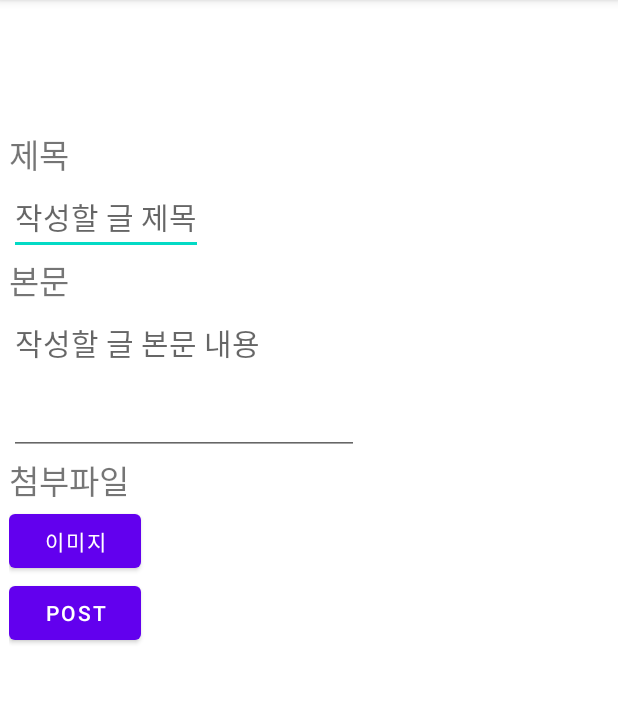
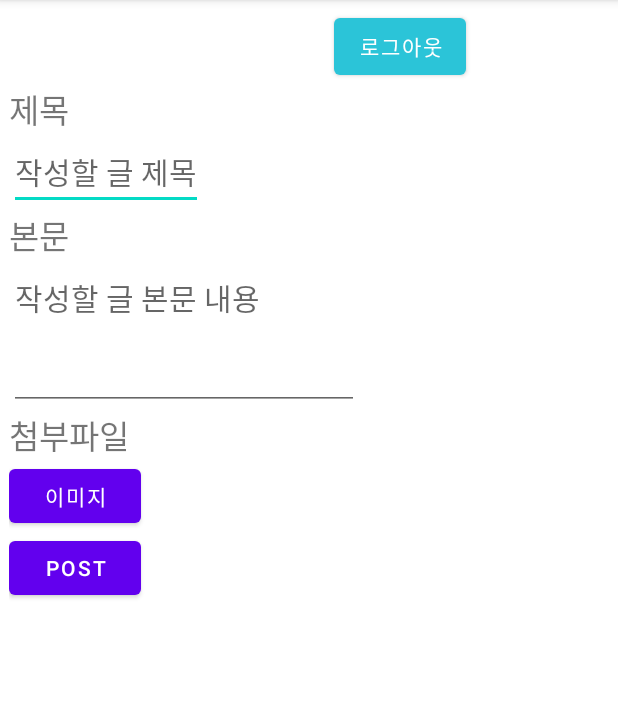
Before and after one commit to hyunjunkimAbc/android_N_project, an Android app: the WritePostActivity screen opened directly, with no data from a screen before it, on a phone screen of 412 x 824 dp, the part 84-787 px from its top. Run offline under Robolectric (Android 15) with nearby library versions, the phone set to English and light mode, and no system bars; our stand-ins replace Firebase (no records; nobody signed in at launch, a user with empty details on screens opened directly).

Commit message:
최종 합치기 및 apk 파일 빌드했습니다.

```diff
--- a/app/src/main/java/com/example/snsproject/WritePostActivity.kt
+++ b/app/src/main/java/com/example/snsproject/WritePostActivity.kt
@@ -86,6 +86,12 @@ class WritePostActivity  : AppCompatActivity() { // 게시글 작성 화면
 
         storage = Firebase.storage
         val storageRef = storage.reference
+
+        binding.logoutBtn.setOnClickListener {  // 로그아웃 버튼
+            Firebase.auth.signOut()
+            val intent = Intent(this, LoginActivity::class.java)
+            startActivity(intent)
+        }
 
         binding.imgBtn.setOnClickListener(){ // 첨부파일 이미지 버튼 클릭
             println("이미지 버튼 클릭")
--- a/app/src/main/res/layout/activity_write_post.xml
+++ b/app/src/main/res/layout/activity_write_post.xml
@@ -1,4 +1,5 @@
 <?xml version="1.0" encoding="utf-8"?>
+
 <ScrollView xmlns:android="http://schemas.android.com/apk/res/android"
     xmlns:app="http://schemas.android.com/apk/res-auto"
     xmlns:tools="http://schemas.android.com/tools"
@@ -11,9 +12,28 @@
         android:layout_width="match_parent"
         android:layout_height="match_parent"
         android:layout_margin="6dp"
-        android:foregroundGravity="center_horizontal"
-        android:orientation="vertical"
-        android:translationY="80dp">
+        android:orientation="vertical">
+
+        <androidx.constraintlayout.widget.ConstraintLayout
+            android:layout_width="match_parent"
+            android:layout_height="match_parent">
+
+            <Button
+                android:id="@+id/logoutBtn"
+                android:layout_width="wrap_content"
+                android:layout_height="50dp"
+                android:layout_gravity="right"
+                android:layout_marginEnd="95dp"
+                android:text="로그아웃"
+                app:backgroundTint="#2BC4D8"
+                app:layout_constraintBottom_toBottomOf="parent"
+                app:layout_constraintEnd_toEndOf="parent"
+                app:layout_constraintHorizontal_bias="1.0"
+                app:layout_constraintStart_toEndOf="@+id/postButton"
+                app:layout_constraintStart_toStartOf="parent"
+                app:layout_constraintTop_toTopOf="parent"
+                app:layout_constraintVertical_bias="0.0" />
+        </androidx.constraintlayout.widget.ConstraintLayout>
 
         <TextView
             android:id="@+id/textView"
```
Also changed, not shown: app/src/main/java/com/example/snsproject/PostingsActivity2.kt (+9 -4 lines), app/src/main/res/layout/activity_login.xml (+5 -5 lines), app/src/main/res/layout/activity_post.xml (+2 -36 lines).
